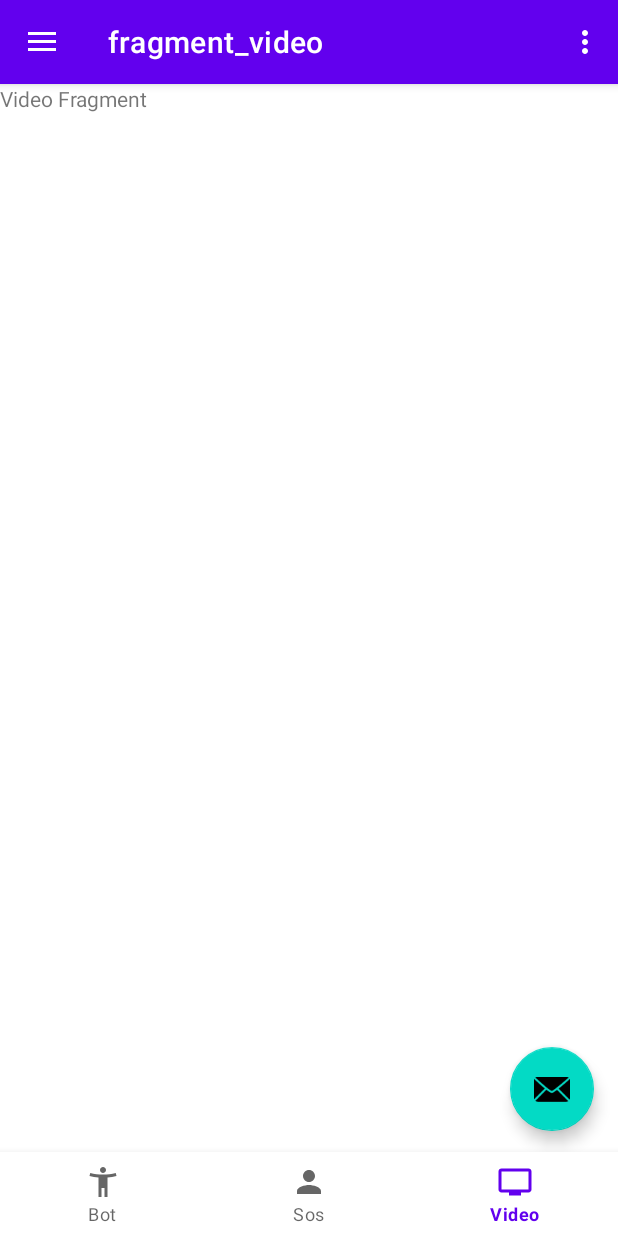
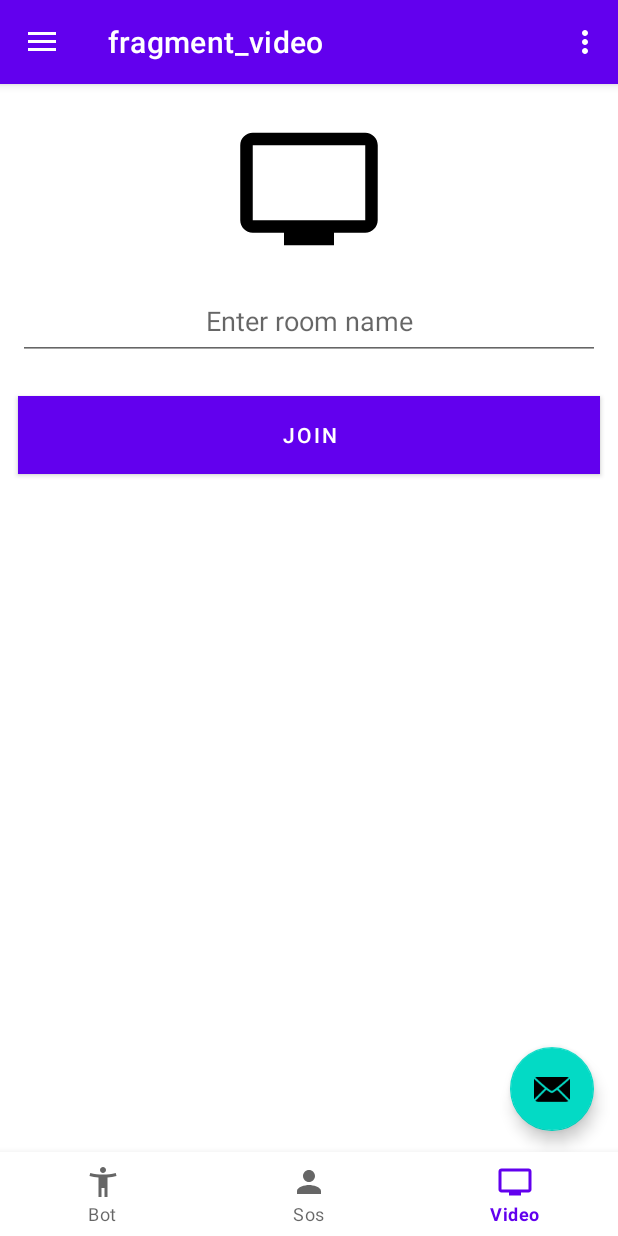
Before and after one commit to Eldify-SIH/Eldify-App, an Android app: the screen it shows after launch (MainActivity), item 3 of the bottom bar chosen, on a phone screen of 412 x 824 dp. Run offline under Robolectric (Android 15) with nearby library versions, the phone set to English and light mode, and no system bars; our stand-ins replace navigation-ui; libraries missing offline, so code that uses them is left out: org.jitsi.meet.

Commit message:
integrated video conferencing

```diff
--- a/app/build.gradle
+++ b/app/build.gradle
@@ -10,7 +10,7 @@ android {
     defaultConfig {
         applicationId "com.sih.eldify"
         minSdk 21
-        targetSdk 32
+        targetSdk 30
         versionCode 1
         versionName "1.0"
 
--- a/app/src/main/java/com/sih/eldify/ui/video/VideoFragment.kt
+++ b/app/src/main/java/com/sih/eldify/ui/video/VideoFragment.kt
@@ -7,6 +7,10 @@ import android.view.LayoutInflater
 import android.view.View
 import android.view.ViewGroup
 import com.sih.eldify.R
+import kotlinx.android.synthetic.main.fragment_video.join_btn
+import kotlinx.android.synthetic.main.fragment_video.conferenceName
+import org.jitsi.meet.sdk.JitsiMeetActivity
+import org.jitsi.meet.sdk.JitsiMeetConferenceOptions
 
 class VideoFragment : Fragment() {
 
@@ -27,6 +31,15 @@ class VideoFragment : Fragment() {
         super.onActivityCreated(savedInstanceState)
         viewModel = ViewModelProvider(this).get(VideoViewModel::class.java)
         // TODO: Use the ViewModel
+
+        join_btn.setOnClickListener {
+            val text = conferenceName.text.toString()
+            if (text.isNotEmpty()) {
+                val options = JitsiMeetConferenceOptions.Builder()
+                    .setRoom(text)
+                    .build()
+                JitsiMeetActivity.launch(requireView().context, options)
+            }
+        }
     }
-
 }
--- a/app/src/main/res/layout/fragment_video.xml
+++ b/app/src/main/res/layout/fragment_video.xml
@@ -1,13 +1,35 @@
 <?xml version="1.0" encoding="utf-8"?>
-<FrameLayout xmlns:android="http://schemas.android.com/apk/res/android"
+<LinearLayout xmlns:android="http://schemas.android.com/apk/res/android"
     xmlns:tools="http://schemas.android.com/tools"
     android:layout_width="match_parent"
     android:layout_height="match_parent"
+    android:orientation="vertical"
     tools:context=".ui.video.VideoFragment">
 
-    <TextView
-        android:layout_width="match_parent"
-        android:layout_height="match_parent"
-        android:text="Video Fragment" />
+        <ImageView
+            android:layout_marginTop="20dp"
+            android:layout_gravity="center"
+            android:layout_width="200dp"
+            android:layout_height="100dp"
+            android:src="@drawable/ic_video_24" />
 
-</FrameLayout>
+        <EditText
+            android:gravity="center"
+            android:id="@+id/conferenceName"
+            android:layout_width="match_parent"
+            android:layout_height="52dp"
+            android:layout_margin="12dp"
+            android:hint="Enter room name" />
+
+        <Button
+            android:id="@+id/join_btn"
+            android:gravity="center"
+            android:layout_gravity="center"
+            android:layout_width="match_parent"
+            android:layout_height="52dp"
+            android:layout_margin="12dp"
+            android:background="#F44336"
+            android:text="Join"
+            android:textColor="#FFFFFF" />
+
+</LinearLayout>
```
Also changed, not shown: app/src/main/java/com/sih/eldify/webconf/JitsiWebConfJoinActivity.kt (deleted, +0 -26 lines), app/src/main/res/drawable/roundedbutton.xml (added, +9 -0 lines), app/src/main/res/layout/activity_jitsi_web_conf_join.xml (deleted, +0 -35 lines).
